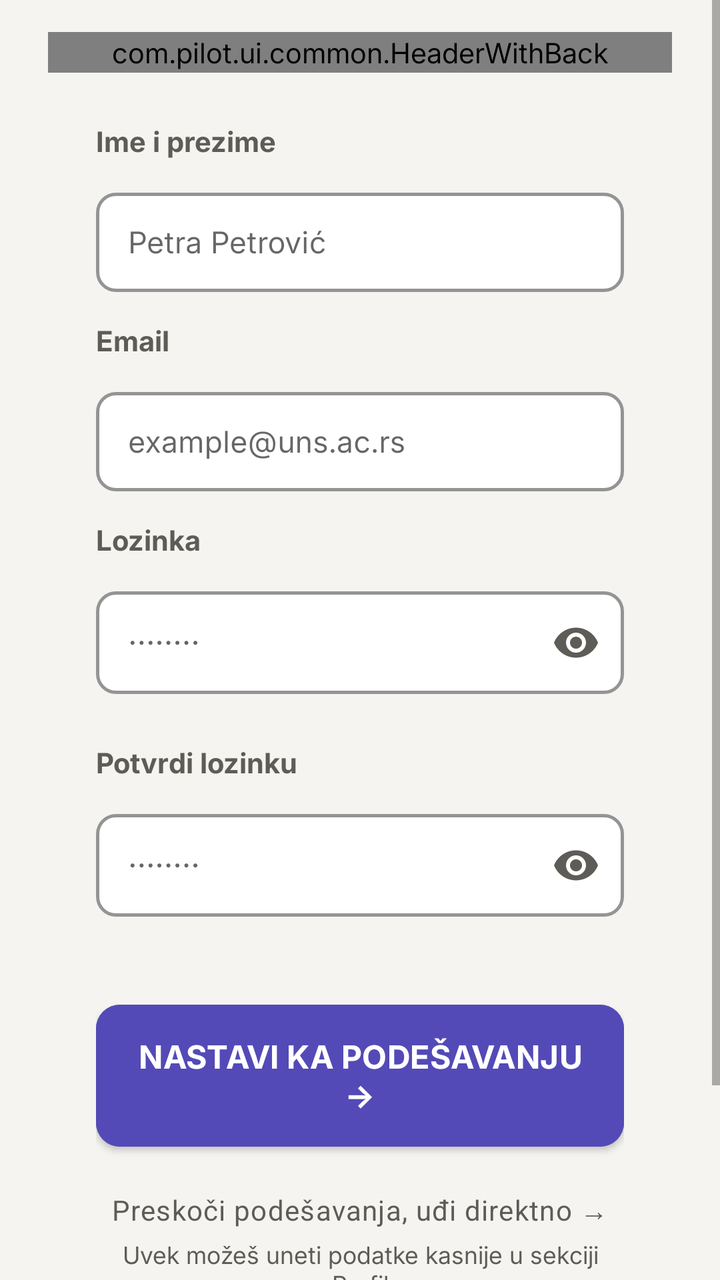
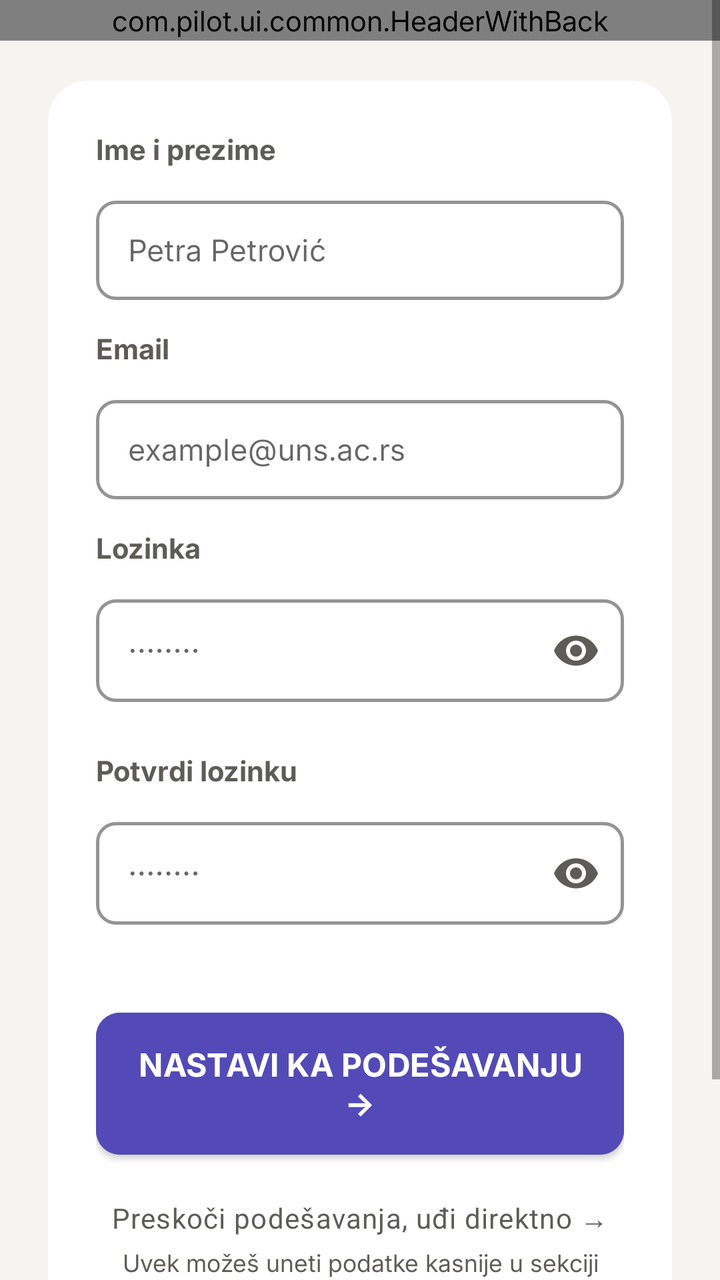

Compare the two renders of this Android layout. The source of the first and the diff that turns it into the second are given below.
<!-- AndroidManifest.xml: application theme Theme.Pilot -->
<!-- res/layout/activity_register.xml -->
<?xml version="1.0" encoding="utf-8"?>
<ScrollView
    xmlns:android="http://schemas.android.com/apk/res/android"
    xmlns:app="http://schemas.android.com/apk/res-auto"
    android:layout_width="match_parent"
    android:layout_height="match_parent"
    android:background="@color/pilot_background"
    android:fillViewport="true">

    <androidx.constraintlayout.widget.ConstraintLayout
        android:layout_width="match_parent"
        android:layout_height="wrap_content"
        android:paddingHorizontal="24dp"
        android:paddingTop="16dp"
        android:paddingBottom="32dp">

        
        <com.pilot.ui.common.HeaderWithBack
            android:id="@+id/header"
            android:layout_width="match_parent"
            android:layout_height="wrap_content"
            app:layout_constraintTop_toTopOf="parent"
            app:layout_constraintStart_toStartOf="parent"
            app:layout_constraintEnd_toEndOf="parent"/>

        
        <androidx.cardview.widget.CardView
            android:id="@+id/cardRegister"
            android:layout_width="match_parent"
            android:layout_height="wrap_content"
            android:layout_marginTop="0dp"
            app:cardCornerRadius="20dp"
            app:cardElevation="0dp"
            app:cardBackgroundColor="@color/pilot_background"
            app:layout_constraintTop_toBottomOf="@+id/header"
            app:layout_constraintStart_toStartOf="parent"
            app:layout_constraintEnd_toEndOf="parent">

                
            <LinearLayout
                android:layout_width="match_parent"
                android:layout_height="wrap_content"
                android:orientation="vertical"
                android:paddingHorizontal="24dp"
                android:paddingTop="24dp"
                android:paddingBottom="32dp">

                
                <TextView
                    android:layout_width="wrap_content"
                    android:layout_height="wrap_content"
                    android:text="@string/label_full_name"
                    android:textColor="@color/pilot_gray_text"
                    android:textSize="14sp"
                    android:textStyle="bold"
                    android:layout_marginBottom="6dp"/>

                
                <com.google.android.material.textfield.TextInputLayout
                    android:id="@+id/tilFullName"
                    style="@style/Widget.Pilot.TextInputLayout"
                    android:layout_width="match_parent"
                    android:layout_height="wrap_content">

                    <com.google.android.material.textfield.TextInputEditText
                        android:id="@+id/etFullName"
                        android:layout_width="match_parent"
                        android:layout_height="wrap_content"
                        android:inputType="textPersonName|textCapWords"
                        android:imeOptions="actionNext"
                        android:hint="@string/hint_full_name"
                        android:textSize="15sp"
                        android:textColor="@color/pilot_dark"
                        android:paddingVertical="14dp"/>
                </com.google.android.material.textfield.TextInputLayout>

                
                <TextView
                    android:layout_width="wrap_content"
                    android:layout_height="wrap_content"
                    android:text="@string/label_email"
                    android:textColor="@color/pilot_gray_text"
                    android:textSize="14sp"
                    android:textStyle="bold"
                    android:layout_marginTop="14dp"
                    android:layout_marginBottom="6dp"/>

                
                <com.google.android.material.textfield.TextInputLayout
                    android:id="@+id/tilEmail"
                    style="@style/Widget.Pilot.TextInputLayout"
                    android:layout_width="match_parent"
                    android:layout_height="wrap_content">

                    <com.google.android.material.textfield.TextInputEditText
                        android:id="@+id/etEmail"
                        android:layout_width="match_parent"
                        android:layout_height="wrap_content"
                        android:inputType="textEmailAddress"
                        android:imeOptions="actionNext"
                        android:hint="@string/hint_email"
                        android:textSize="15sp"
                        android:textColor="@color/pilot_dark"
                        android:paddingVertical="14dp"/>
                </com.google.android.material.textfield.TextInputLayout>

                
                <TextView
                    android:layout_width="wrap_content"
                    android:layout_height="wrap_content"
                    android:text="@string/label_password"
                    android:textColor="@color/pilot_gray_text"
                    android:textSize="14sp"
                    android:textStyle="bold"
                    android:layout_marginTop="14dp"
                    android:layout_marginBottom="6dp"/>

                <com.google.android.material.textfield.TextInputLayout
                    android:id="@+id/tilPassword"
                    style="@style/Widget.Pilot.TextInputLayout.Password"
                    android:layout_width="match_parent"
                    android:layout_height="wrap_content"
                    android:layout_marginBottom="10dp">

                    <com.google.android.material.textfield.TextInputEditText
                        android:id="@+id/etPassword"
                        android:layout_width="match_parent"
                        android:layout_height="wrap_content"
                        android:inputType="textPassword"
                        android:imeOptions="actionNext"
                        android:hint="@string/hint_password"
                        android:textColor="@color/pilot_dark"
                        android:paddingVertical="14dp"/>
                </com.google.android.material.textfield.TextInputLayout>


                
                <TextView
                    android:layout_width="wrap_content"
                    android:layout_height="wrap_content"
                    android:text="@string/label_confirm_password"
                    android:textColor="@color/pilot_gray_text"
                    android:textSize="14sp"
                    android:textStyle="bold"
                    android:layout_marginTop="14dp"
                    android:layout_marginBottom="6dp"/>

                <com.google.android.material.textfield.TextInputLayout
                    android:id="@+id/tilConfirmPassword"
                    style="@style/Widget.Pilot.TextInputLayout.Password"
                    android:layout_width="match_parent"
                    android:layout_height="wrap_content"
                    android:layout_marginBottom="10dp">

                    <com.google.android.material.textfield.TextInputEditText
                        android:id="@+id/etConfirmPassword"
                        android:layout_width="match_parent"
                        android:layout_height="wrap_content"
                        android:inputType="textPassword"
                        android:imeOptions="actionDone"
                        android:hint="@string/hint_password"
                        android:textColor="@color/pilot_dark"
                        android:paddingVertical="14dp"/>
                </com.google.android.material.textfield.TextInputLayout>


                <Space android:layout_width="match_parent" android:layout_height="28dp"/>

                
                <com.google.android.material.button.MaterialButton
                    android:id="@+id/btnRegister"
                    style="@style/Widget.Pilot.Button.Primary"
                    android:layout_width="match_parent"
                    android:layout_height="wrap_content"
                    android:text="@string/btn_register"/>

                
                <ProgressBar
                    android:id="@+id/progressBar"
                    android:layout_width="32dp"
                    android:layout_height="32dp"
                    android:layout_gravity="center_horizontal"
                    android:layout_marginTop="12dp"
                    android:visibility="gone"
                    android:indeterminateTint="@color/pilot_purple2_main"/>

                
                <TextView
                    android:id="@+id/tvSkipSetup"
                    android:layout_width="wrap_content"
                    android:layout_height="wrap_content"
                    android:layout_gravity="center_horizontal"
                    android:layout_marginTop="16dp"
                    android:text="@string/link_skip_setup"
                    style="@style/TextAppearance.Pilot.Link"
                    android:textColor="@color/pilot_gray_text"
                    android:clickable="true"
                    android:focusable="true"/>

                <TextView
                    android:layout_width="wrap_content"
                    android:layout_height="wrap_content"
                    android:layout_gravity="center_horizontal"
                    android:layout_marginTop="4dp"
                    android:text="@string/text_skip_note"
                    android:textColor="@color/pilot_gray_text"
                    android:textSize="12sp"
                    android:gravity="center"/>

                
                <LinearLayout
                    android:layout_width="wrap_content"
                    android:layout_height="wrap_content"
                    android:orientation="horizontal"
                    android:layout_gravity="center_horizontal"
                    android:layout_marginTop="20dp">

                    <TextView
                        android:layout_width="wrap_content"
                        android:layout_height="wrap_content"
                        android:text="@string/text_have_account"
                        android:textColor="@color/pilot_gray_text"
                        android:textSize="14sp"/>

                    <TextView
                        android:id="@+id/tvLogin"
                        android:layout_width="wrap_content"
                        android:layout_height="wrap_content"
                        android:text="@string/link_login"
                        style="@style/TextAppearance.Pilot.Link"
                        android:layout_marginStart="4dp"
                        android:textStyle="bold"
                        android:clickable="true"
                        android:focusable="true"/>
                </LinearLayout>

            </LinearLayout>
        </androidx.cardview.widget.CardView>

    </androidx.constraintlayout.widget.ConstraintLayout>
</ScrollView>
<!-- resources referenced by this layout -->
<resources>
  <color name="pilot_background">#F5F4F1</color>
  <color name="pilot_dark">#1D1C1B</color>
  <color name="pilot_gray_text">#5D5C57</color>
  <color name="pilot_purple2_main">#534AB7</color>
  <string name="btn_register">Nastavi ka podešavanju →</string>
  <string name="hint_email">example@uns.ac.rs</string>
  <string name="hint_full_name">Petra Petrović</string>
  <string name="hint_password">········</string>
  <string name="label_confirm_password">Potvrdi lozinku</string>
  <string name="label_email">Email</string>
  <string name="label_full_name">Ime i prezime</string>
  <string name="label_password">Lozinka</string>
  <string name="link_login">Prijavi se</string>
  <string name="link_skip_setup">Preskoči podešavanja, uđi direktno →</string>
  <string name="text_have_account">Već imaš nalog?</string>
  <string name="text_skip_note">Uvek možeš uneti podatke kasnije u sekciji Profil</string>
  <style name="TextAppearance.Pilot.Link">
          <item name="android:textColor">@color/pilot_purple2_main</item>
          <item name="android:textSize">14sp</item>
          <item name="android:textStyle">normal</item>
      </style>
  <style name="Widget.Pilot.Button.Primary" parent="Widget.MaterialComponents.Button">
          <item name="android:backgroundTint">@color/pilot_purple2_main</item>
          <item name="android:textColor">@color/white</item>
          <item name="android:textSize">16sp</item>
          <item name="android:textStyle">bold</item>
          <item name="android:paddingTop">14dp</item>
          <item name="android:paddingBottom">14dp</item>
          <item name="cornerRadius">12dp</item>
          <item name="android:letterSpacing">0.01</item>
          <item name="rippleColor">@color/pilot_purple_main</item>
      </style>
  <style name="Widget.Pilot.TextInputLayout" parent="Widget.MaterialComponents.TextInputLayout.OutlinedBox">
          <item name="boxBackgroundColor">@color/white</item>
          <item name="boxStrokeColor">@color/pilot_purple2_main</item>
          <item name="boxStrokeWidth">1.5dp</item>
          <item name="boxCornerRadiusTopStart">10dp</item>
          <item name="boxCornerRadiusTopEnd">10dp</item>
          <item name="boxCornerRadiusBottomStart">10dp</item>
          <item name="boxCornerRadiusBottomEnd">10dp</item>
          <item name="hintTextColor">@color/pilot_gray_text</item>
          <item name="android:paddingTop">4dp</item>
      </style>
  <style name="Widget.Pilot.TextInputLayout.Password" parent="Widget.Pilot.TextInputLayout">
          <item name="passwordToggleEnabled">true</item>
          <item name="passwordToggleTint">@color/pilot_gray_text</item>
      </style>
  <style name="Theme.Pilot" parent="Theme.MaterialComponents.DayNight.NoActionBar">
          <item name="colorPrimary">@color/pilot_purple_main</item>
          <item name="colorPrimaryVariant">@color/pilot_purple_dark</item>
          <item name="colorOnPrimary">@color/white</item>
          <item name="colorSecondary">@color/pilot_purple2_main</item>
          <item name="colorOnSecondary">@color/white</item>
          <item name="android:windowBackground">@color/pilot_background</item>
          <item name="android:statusBarColor">@color/pilot_background</item>
          <item name="android:windowLightStatusBar">true</item>
          
          <item name="android:fontFamily">@font/inter</item>
          <item name="fontFamily">@font/inter</item>
      </style>
  <color name="white">#FFFFFF</color>
  <color name="pilot_purple_main">#2D2D6B</color>
  <color name="pilot_purple_dark">#131335</color>
</resources>

<!-- the commit's change to res/layout/activity_register.xml (unified diff, before → after) -->
@@ -10,8 +10,8 @@
     <androidx.constraintlayout.widget.ConstraintLayout
         android:layout_width="match_parent"
         android:layout_height="wrap_content"
-        android:paddingHorizontal="24dp"
-        android:paddingTop="16dp"
+        android:paddingHorizontal="0dp"
+        android:paddingTop="0dp"
         android:paddingBottom="32dp">
 
         
@@ -28,15 +28,15 @@
             android:id="@+id/cardRegister"
             android:layout_width="match_parent"
             android:layout_height="wrap_content"
-            android:layout_marginTop="0dp"
+            android:layout_marginTop="20dp"
+            android:layout_marginHorizontal="24dp"
             app:cardCornerRadius="20dp"
             app:cardElevation="0dp"
-            app:cardBackgroundColor="@color/pilot_background"
+            app:cardBackgroundColor="@color/white"
             app:layout_constraintTop_toBottomOf="@+id/header"
             app:layout_constraintStart_toStartOf="parent"
             app:layout_constraintEnd_toEndOf="parent">
 
-                
             <LinearLayout
                 android:layout_width="match_parent"
                 android:layout_height="wrap_content"
@@ -45,6 +45,7 @@
                 android:paddingTop="24dp"
                 android:paddingBottom="32dp">
 
+
                 
                 <TextView
                     android:layout_width="wrap_content"
@@ -115,6 +116,7 @@
                     android:layout_marginTop="14dp"
                     android:layout_marginBottom="6dp"/>
 
+                
                 <com.google.android.material.textfield.TextInputLayout
                     android:id="@+id/tilPassword"
                     style="@style/Widget.Pilot.TextInputLayout.Password"
@@ -133,7 +135,6 @@
                         android:paddingVertical="14dp"/>
                 </com.google.android.material.textfield.TextInputLayout>
 
-
                 
                 <TextView
                     android:layout_width="wrap_content"
@@ -145,6 +146,7 @@
                     android:layout_marginTop="14dp"
                     android:layout_marginBottom="6dp"/>
 
+                
                 <com.google.android.material.textfield.TextInputLayout
                     android:id="@+id/tilConfirmPassword"
                     style="@style/Widget.Pilot.TextInputLayout.Password"
@@ -163,7 +165,6 @@
                         android:paddingVertical="14dp"/>
                 </com.google.android.material.textfield.TextInputLayout>
 
-
                 <Space android:layout_width="match_parent" android:layout_height="28dp"/>
 
                 
@@ -176,7 +177,7 @@
 
                 
                 <ProgressBar
-                    android:id="@+id/progressBar"
+                    android:id="@+id/progressBarLoading"
                     android:layout_width="32dp"
                     android:layout_height="32dp"
                     android:layout_gravity="center_horizontal"
@@ -197,6 +198,7 @@
                     android:clickable="true"
                     android:focusable="true"/>
 
+                
                 <TextView
                     android:layout_width="wrap_content"
                     android:layout_height="wrap_content"
<!-- resource entries referenced after the edit -->
@@ -4,6 +4,7 @@
   <color name="pilot_dark">#1D1C1B</color>
   <color name="pilot_gray_text">#5D5C57</color>
   <color name="pilot_purple2_main">#534AB7</color>
+  <color name="white">#FFFFFF</color>
   <string name="btn_register">Nastavi ka podešavanju →</string>
   <string name="hint_email">example@uns.ac.rs</string>
   <string name="hint_full_name">Petra Petrović</string>
@@ -60,7 +61,6 @@
           <item name="android:fontFamily">@font/inter</item>
           <item name="fontFamily">@font/inter</item>
       </style>
-  <color name="white">#FFFFFF</color>
   <color name="pilot_purple_main">#2D2D6B</color>
   <color name="pilot_purple_dark">#131335</color>
 </resources>
